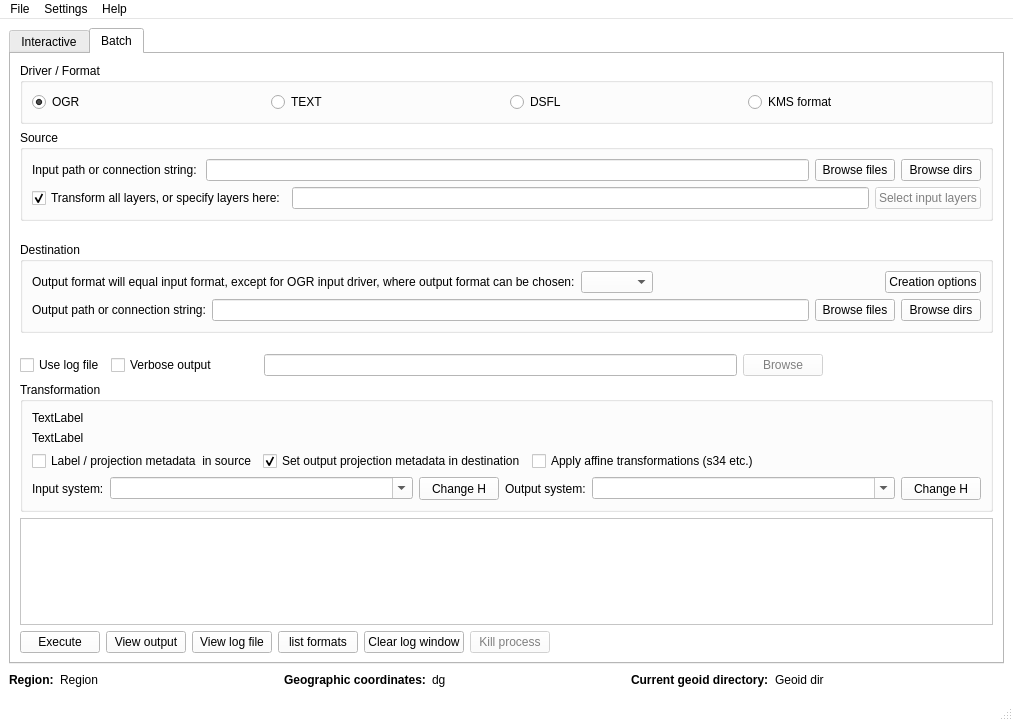
The window that UI/Trui.ui (MartinHvidberg/kmstrans_fra_SDFE_SEQ200131) describes before a commit, drawn with Qt 5.
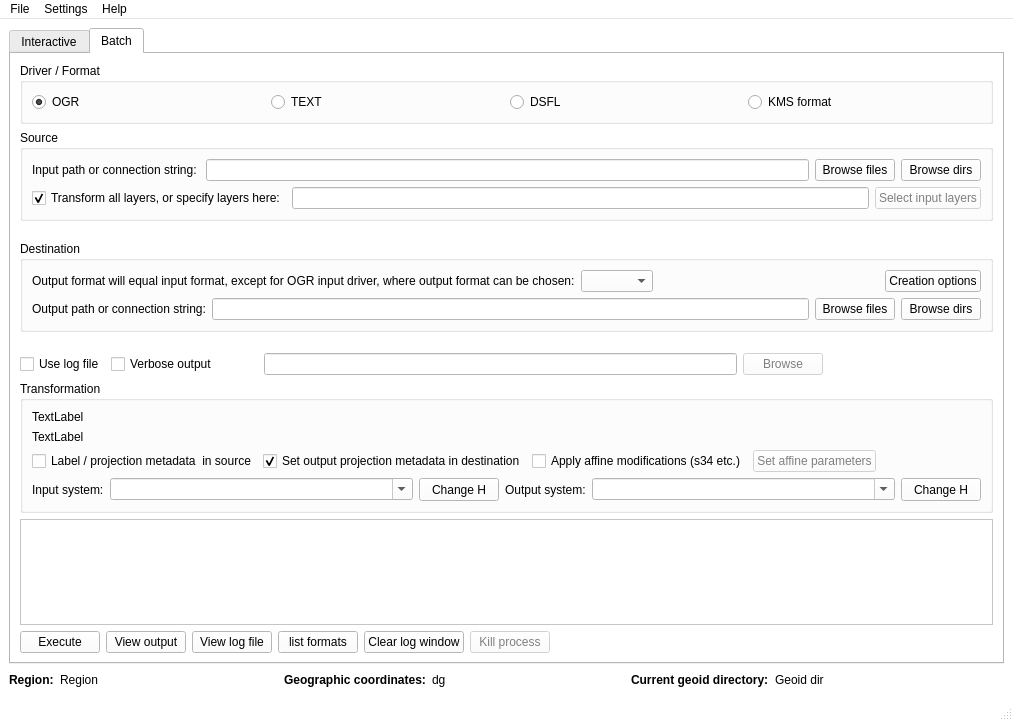
The same window after the commit.

```diff
--- a/UI/Trui.ui
+++ b/UI/Trui.ui
@@ -1854,7 +1854,17 @@
              <item>
               <widget class="QCheckBox" name="chb_apply_affine">
                <property name="text">
-                <string>Apply affine transformations (s34 etc.)</string>
+                <string>Apply affine modifications (s34 etc.)</string>
+               </property>
+              </widget>
+             </item>
+             <item>
+              <widget class="QPushButton" name="bt_setup_affine">
+               <property name="enabled">
+                <bool>false</bool>
+               </property>
+               <property name="text">
+                <string>Set affine parameters</string>
                </property>
               </widget>
              </item>
```
Left out of the diff: 51 changed lines with no effect on the pictures.
